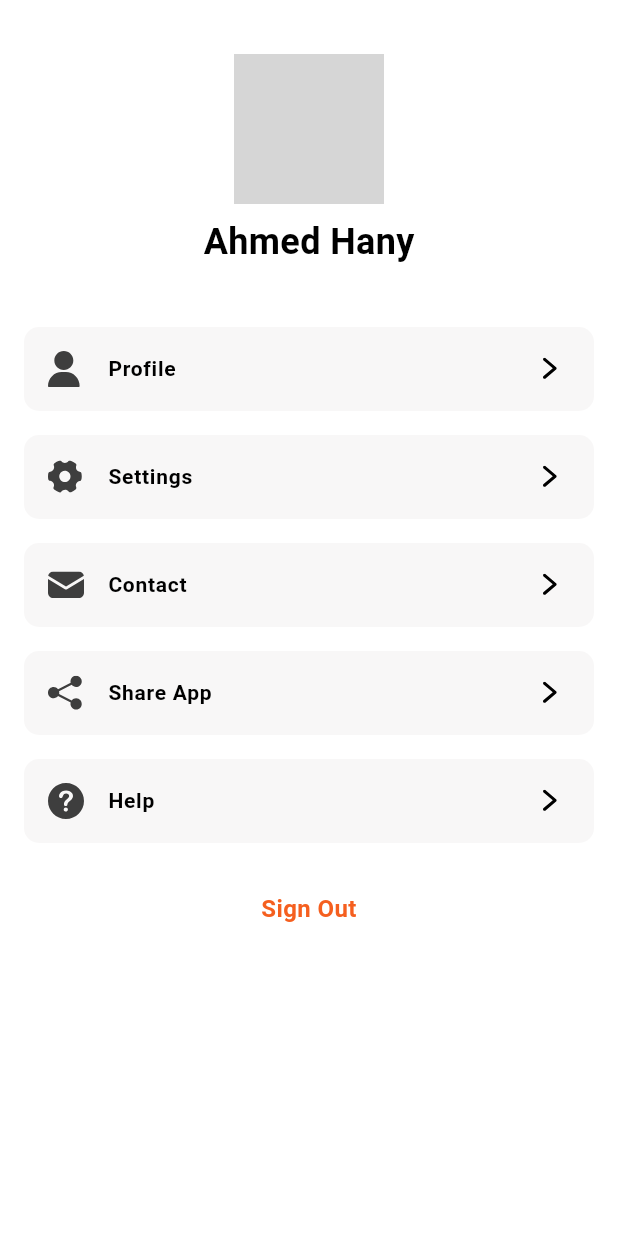
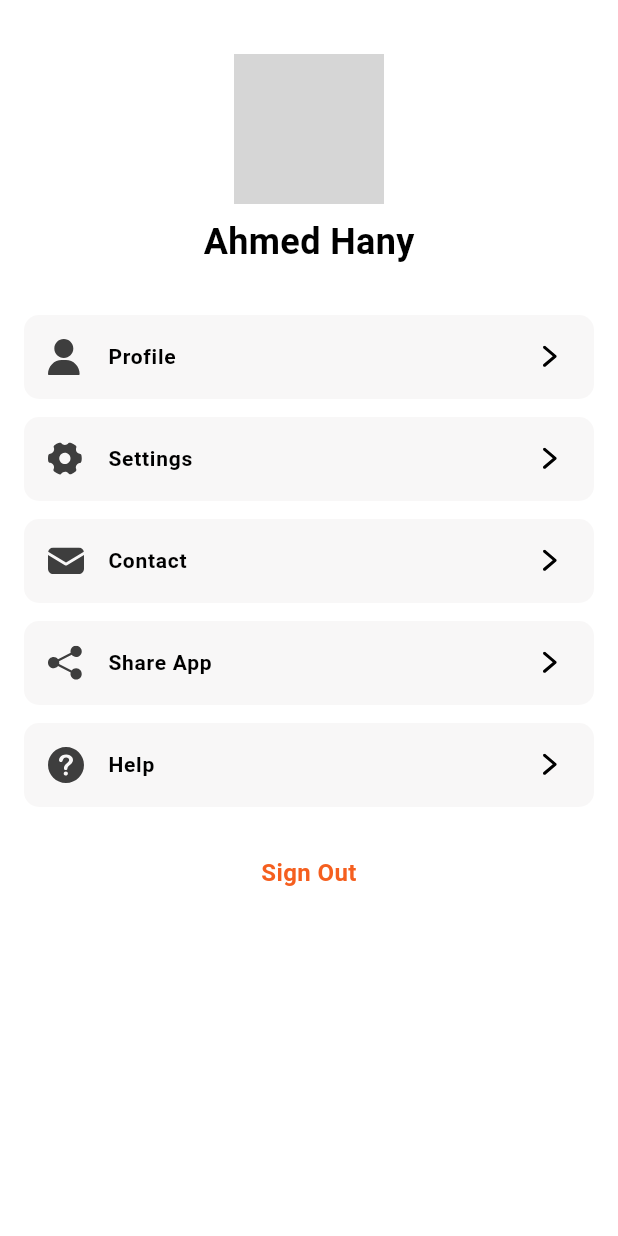
Before and after one commit to ahmedhanyh/e-commerce-flutter-app, a Flutter app: the ProfileScreen screen opened directly, on a phone screen of 412 x 824 dp. Run offline on Flutter 3.47's test engine with Material 3 defaults, Android fonts, the phone set to English and light mode, and no system bars; our stand-ins replace dio, firebase_auth, firebase_core, flutter_bloc, flutter_svg, pretty_dio_logger; accounts and stored records are empty; Roboto replaces fonts that are missing (Poppins); grey boxes are pictures that could not be loaded.

Commit message:
style(profile): adjust ProfileScreen spacing

```diff
--- a/lib/features/profile/view.dart
+++ b/lib/features/profile/view.dart
@@ -47,9 +47,11 @@ class ProfileScreen extends StatelessWidget {
             backgroundColor: Colors.white,
             body: SafeArea(
               child: Padding(
-                padding: EdgeInsets.fromLTRB(0, 36, 0, 36),
+                padding: EdgeInsets.fromLTRB(0, 36, 0, 12),
+                child: SingleChildScrollView(
+                  padding: EdgeInsets.symmetric(horizontal: 16),
                   child: Column(
-                  spacing: 40,
+                    spacing: 32,
                     children: [
                       Column(
                         spacing: 8,
@@ -71,10 +73,7 @@ class ProfileScreen extends StatelessWidget {
                           ),
                         ],
                       ),
-                    Expanded(
-                      child: Padding(
-                        padding: const EdgeInsets.fromLTRB(16, 0, 16, 0),
-                        child: ListView(
+                      Column(
                         children: [
                           ListTile(
                             leading: SvgPicture.asset(
@@ -96,7 +95,7 @@ class ProfileScreen extends StatelessWidget {
                               borderRadius: BorderRadius.circular(10),
                             ),
                           ),
-                            SizedBox(height: 16),
+                          SizedBox(height: 12),
                           ListTile(
                             leading: SvgPicture.asset(
                               "assets/icons/settings.svg",
@@ -117,7 +116,7 @@ class ProfileScreen extends StatelessWidget {
                               borderRadius: BorderRadius.circular(10),
                             ),
                           ),
-                            SizedBox(height: 16),
+                          SizedBox(height: 12),
                           ListTile(
                             leading: SvgPicture.asset(
                               "assets/icons/contact.svg",
@@ -138,7 +137,7 @@ class ProfileScreen extends StatelessWidget {
                               borderRadius: BorderRadius.circular(10),
                             ),
                           ),
-                            SizedBox(height: 16),
+                          SizedBox(height: 12),
                           ListTile(
                             leading: SvgPicture.asset(
                               "assets/icons/share_app.svg",
@@ -159,7 +158,7 @@ class ProfileScreen extends StatelessWidget {
                               borderRadius: BorderRadius.circular(10),
                             ),
                           ),
-                            SizedBox(height: 16),
+                          SizedBox(height: 12),
                           ListTile(
                             leading: SvgPicture.asset(
                               "assets/icons/help.svg",
@@ -197,9 +196,8 @@ class ProfileScreen extends StatelessWidget {
                           ),
                         ],
                       ),
+                    ],
                   ),
-                    ),
-                  ],
                 ),
               ),
             ),
```
Lines whose indentation alone changed are shown as unchanged.
